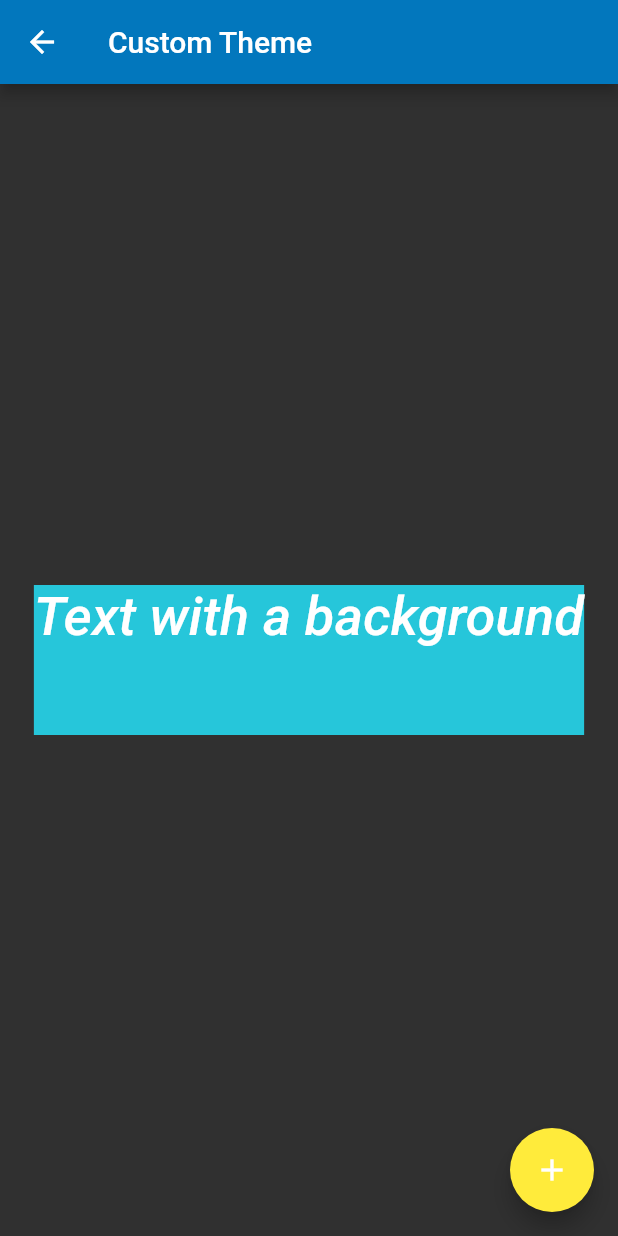
After one commit to QuestG/flutter_tutorials, a Flutter app: the NaviDesign screen opened directly, after a tap on "Theme设置全局或局部主题风格", on a phone screen of 412 x 824 dp. The commit adds this screen. Run offline on Flutter 3.47's test engine with Material 2 defaults, Android fonts, the phone set to English and light mode, and no system bars.

Commit message:
feat: Theme

```diff
--- /dev/null
+++ b/lib/design/navigation_design.dart
@@ -0,0 +1,39 @@
+import 'package:flutter/material.dart';
+import 'package:tutorials/design/theme.dart';
+
+class NaviDesign extends StatelessWidget {
+  var titles = ['Theme设置全局或局部主题风格'];
+
+  var widgets = [ThemeSample()];
+
+  @override
+  Widget build(BuildContext context) {
+    return Scaffold(
+      appBar: AppBar(
+        title: Text('自定义Theme'),
+      ),
+      body: ListView.separated(
+          itemBuilder: (context, index) {
+            return ListTile(
+              title: Text(titles[index]),
+              onTap: () {
+                if (index >= widgets.length) {
+                  Navigator.pushNamed(context, "/${titles[index]}",
+                      arguments: true);
+                } else {
+                  Navigator.push(context,
+                      MaterialPageRoute(builder: (context) => widgets[index]));
+                }
+              },
+            );
+          },
+          separatorBuilder: (context, index) {
+            return const Divider(
+              height: 1,
+              color: Colors.grey,
+            );
+          },
+          itemCount: titles.length),
+    );
+  }
+}
--- /dev/null
+++ b/lib/design/theme.dart
@@ -0,0 +1,50 @@
+import 'package:flutter/material.dart';
+import 'package:flutter/widgets.dart';
+
+class ThemeSample extends StatelessWidget {
+  @override
+  Widget build(BuildContext context) {
+    return Theme(
+        data: ThemeData(
+            brightness: Brightness.dark,
+            primaryColor: Colors.lightBlue[800],
+            accentColor: Colors.cyan[400],
+            textTheme: TextTheme(
+              headline5: TextStyle(fontSize: 72.0, fontWeight: FontWeight.bold),
+              headline6: TextStyle(
+                  fontSize: 36.0,
+                  fontStyle: FontStyle.italic,
+                  color: Colors.white),
+            )),
+        child: Scaffold(
+            appBar: AppBar(
+              title: Text('Custom Theme'),
+            ),
+            body: ContentWidget(),
+            floatingActionButton: Theme(
+                data: Theme.of(context).copyWith(
+                    colorScheme: Theme.of(context)
+                        .colorScheme
+                        .copyWith(secondary: Colors.yellow)),
+                child: FloatingActionButton(
+                  onPressed: null,
+                  child: Icon(Icons.add),
+                ))));
+  }
+}
+
+//这里需要注意BuildContext的作用域
+class ContentWidget extends StatelessWidget {
+  @override
+  Widget build(BuildContext context) {
+    return Center(
+        child: Container(
+      height: 100,
+      color: Theme.of(context).accentColor,
+      child: Text(
+        'Text with a background',
+        style: Theme.of(context).textTheme.headline6,
+      ),
+    ));
+  }
+}
--- a/lib/main.dart
+++ b/lib/main.dart
@@ -1,5 +1,6 @@
 import 'package:flutter/material.dart';
 import 'package:tutorials/animation/navi_animation.dart';
+import 'package:tutorials/design/navigation_design.dart';
 
 void main() => runApp(MyApp());
 
@@ -37,7 +38,7 @@ class _HomePageState extends State<HomePage> {
 
   var itemTitles = ['Animation', 'Design', 'Forms'];
 
-  var routes = [NaviAnimation()];
+  var routes = [NaviAnimation(), NaviDesign()];
 
   @override
   Widget build(BuildContext context) {
```
